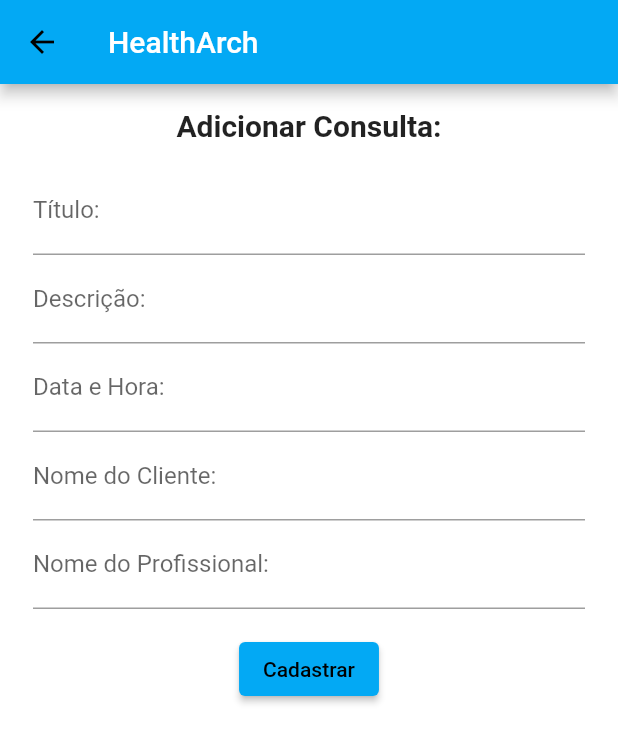
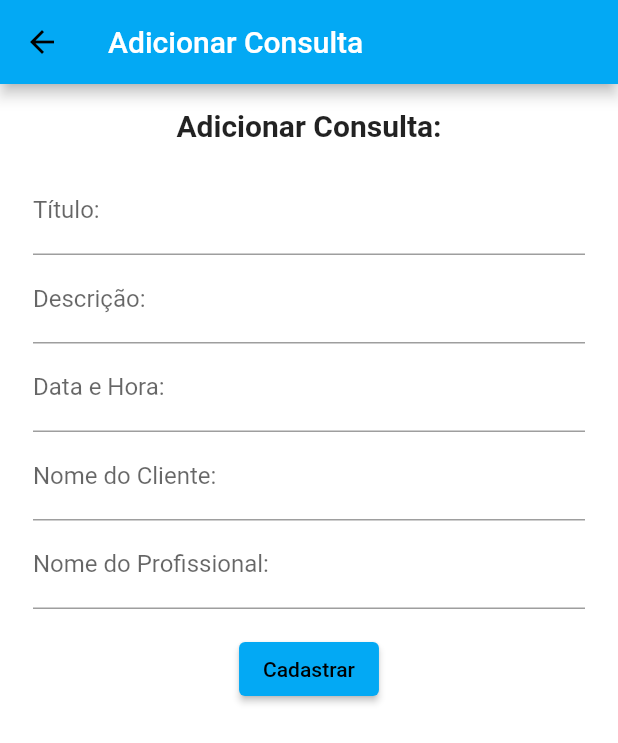
Before and after one commit to GABRIEL-ASSYS/HealthArch-Flutter-2.0, a Flutter app: the AdicionarConsultaScreen screen opened directly, on a phone screen of 412 x 824 dp. Shown: the top 743 px of the screen. Run offline on Flutter 3.47's test engine with Material 2 defaults, Android fonts, the phone set to English and light mode, and no system bars; our stand-ins replace cloud_firestore, firebase_auth, firebase_core; accounts and stored records are empty.

Commit message:
Update adicionar_consultas_screen.dart

```diff
--- a/lib/screens/Consultas/adicionar_consultas_screen.dart
+++ b/lib/screens/Consultas/adicionar_consultas_screen.dart
@@ -80,7 +80,7 @@ class AdicionarConsultasScreenState extends State<AdicionarConsultaScreen> {
     return Scaffold(
       appBar: AppBar(
          title: const Text(
-          'HealthArch',
+          'Adicionar Consulta',
           style: TextStyle(color: Colors.white),
         ),
       ),
```
